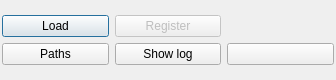
ALEXJAZZ008008/PointCloudProcessing, file src/PointCloudProcessingFrontend/Widgets/Ponnector/ponnector.ui: the form before one commit.
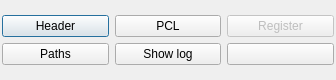
The form after the commit. Icons and pictures are not drawn.

Commit message: added header, it is slow and memory is not managed well but can output

```diff
--- a/src/PointCloudProcessingFrontend/Widgets/Ponnector/ponnector.ui
+++ b/src/PointCloudProcessingFrontend/Widgets/Ponnector/ponnector.ui
@@ -61,7 +61,17 @@
        </property>
       </widget>
      </item>
-     <item row="0" column="1">
+     <item row="0" column="0">
+      <widget class="QPushButton" name="_psh_header">
+       <property name="text">
+        <string>Header</string>
+       </property>
+       <property name="default">
+        <bool>true</bool>
+       </property>
+      </widget>
+     </item>
+     <item row="0" column="2">
       <widget class="QPushButton" name="_psh_register">
        <property name="enabled">
         <bool>false</bool>
@@ -71,14 +81,14 @@
        </property>
       </widget>
      </item>
-     <item row="0" column="0">
-      <widget class="QPushButton" name="_psh_load">
-       <property name="text">
-        <string>Load</string>
-       </property>
-       <property name="default">
+     <item row="0" column="1">
+      <widget class="QPushButton" name="_psh_pcl">
+       <property name="enabled">
         <bool>true</bool>
        </property>
+       <property name="text">
+        <string>PCL</string>
+       </property>
       </widget>
      </item>
     </layout>
```
The commit also changes 9 other files.
